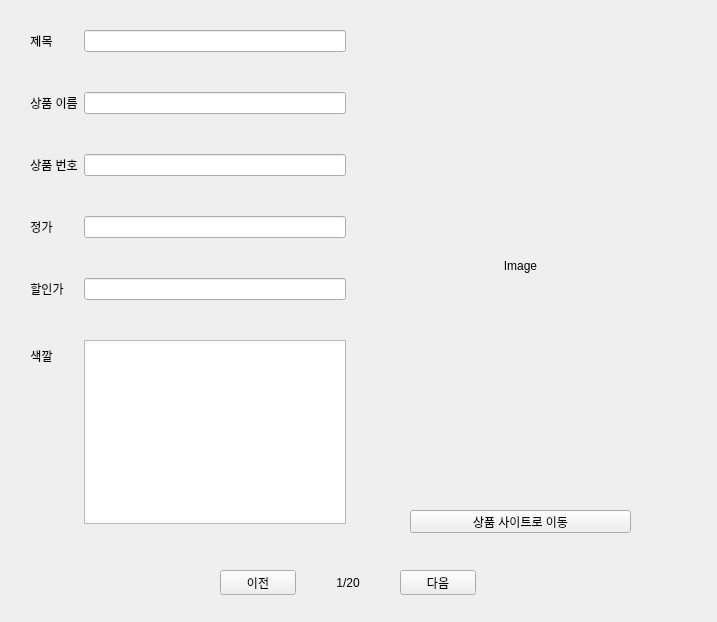
Old version of the form crawling_result.ui in the repository gagip/stella.
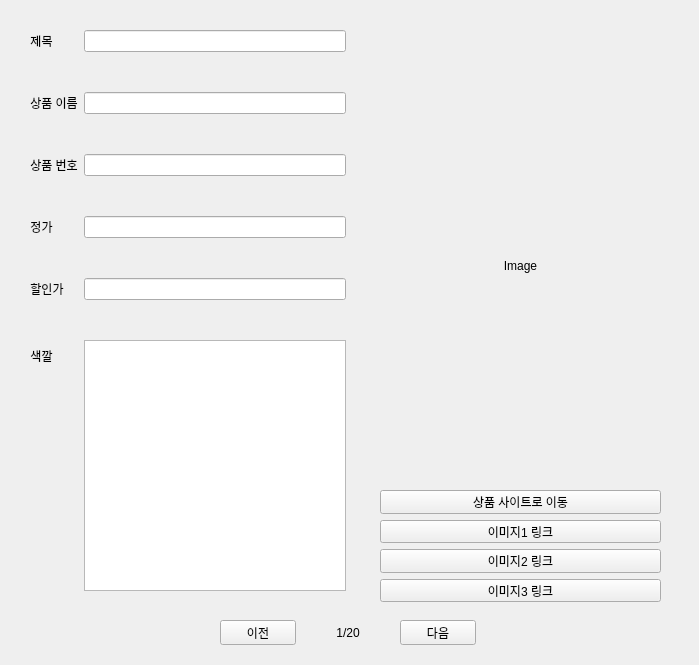
New version of the form.

Commit message: result GUI 수정 - 로드할 엑셀 파일 선택 옵션 추가 - 이미지 링크 복사 버튼 추가

The edit to the form file:
```diff
--- a/crawling_result.ui
+++ b/crawling_result.ui
@@ -6,8 +6,8 @@
    <rect>
     <x>0</x>
     <y>0</y>
-    <width>717</width>
-    <height>622</height>
+    <width>699</width>
+    <height>665</height>
    </rect>
   </property>
   <property name="windowTitle">
@@ -32,26 +32,13 @@
     <set>Qt::AlignCenter</set>
    </property>
   </widget>
-  <widget class="QPushButton" name="linkButton">
-   <property name="geometry">
-    <rect>
-     <x>410</x>
-     <y>510</y>
-     <width>221</width>
-     <height>23</height>
-    </rect>
-   </property>
-   <property name="text">
-    <string>상품 사이트로 이동</string>
-   </property>
-  </widget>
   <widget class="QWidget" name="formLayoutWidget">
    <property name="geometry">
     <rect>
      <x>30</x>
      <y>30</y>
      <width>316</width>
-     <height>494</height>
+     <height>561</height>
     </rect>
    </property>
    <layout class="QFormLayout" name="formLayout">
@@ -177,7 +164,7 @@
    <property name="geometry">
     <rect>
      <x>220</x>
-     <y>570</y>
+     <y>620</y>
      <width>256</width>
      <height>25</height>
     </rect>
@@ -212,6 +199,46 @@
     </item>
    </layout>
   </widget>
+  <widget class="QWidget" name="verticalLayoutWidget">
+   <property name="geometry">
+    <rect>
+     <x>380</x>
+     <y>490</y>
+     <width>281</width>
+     <height>112</height>
+    </rect>
+   </property>
+   <layout class="QVBoxLayout" name="verticalLayout">
+    <item>
+     <widget class="QPushButton" name="linkButton">
+      <property name="text">
+       <string>상품 사이트로 이동</string>
+      </property>
+     </widget>
+    </item>
+    <item>
+     <widget class="QPushButton" name="imageIinkButton1">
+      <property name="text">
+       <string>이미지1 링크</string>
+      </property>
+     </widget>
+    </item>
+    <item>
+     <widget class="QPushButton" name="imageIinkButton2">
+      <property name="text">
+       <string>이미지2 링크</string>
+      </property>
+     </widget>
+    </item>
+    <item>
+     <widget class="QPushButton" name="imageIinkButton3">
+      <property name="text">
+       <string>이미지3 링크</string>
+      </property>
+     </widget>
+    </item>
+   </layout>
+  </widget>
  </widget>
  <resources/>
  <connections/>
```
The commit also changes 3 other files.
